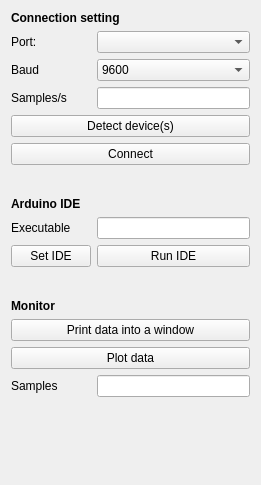
Before: the Qt Designer form ArduinoConnect/Resources/UI/ArduinoConnect.ui in pzaffino/SlicerArduinoController, drawn with Qt 5.
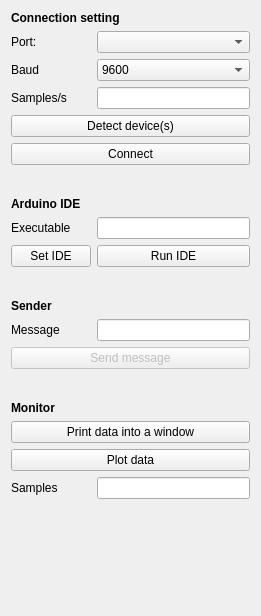
After: the same form once the commit is applied.

The edit to the form file:
```diff
--- a/ArduinoConnect/Resources/UI/ArduinoConnect.ui
+++ b/ArduinoConnect/Resources/UI/ArduinoConnect.ui
@@ -7,7 +7,7 @@
     <x>0</x>
     <y>0</y>
     <width>261</width>
-    <height>485</height>
+    <height>616</height>
    </rect>
   </property>
   <layout class="QFormLayout" name="formLayout">
@@ -144,7 +144,7 @@
      </property>
     </widget>
    </item>
-   <item row="15" column="0">
+   <item row="20" column="0">
     <widget class="QLabel" name="label">
      <property name="font">
       <font>
@@ -170,14 +170,14 @@
      </property>
     </spacer>
    </item>
-   <item row="16" column="0" colspan="2">
+   <item row="21" column="0" colspan="2">
     <widget class="QPushButton" name="monitorButton">
      <property name="text">
       <string>Print data into a window</string>
      </property>
     </widget>
    </item>
-   <item row="17" column="0" colspan="2">
+   <item row="22" column="0" colspan="2">
     <widget class="QPushButton" name="plotterButton">
      <property name="text">
       <string>Plot data</string>
@@ -187,14 +187,14 @@
      </property>
     </widget>
    </item>
-   <item row="18" column="0">
+   <item row="23" column="0">
     <widget class="QLabel" name="labelSamples">
      <property name="text">
       <string>Samples</string>
      </property>
     </widget>
    </item>
-   <item row="18" column="1">
+   <item row="23" column="1">
     <widget class="QLineEdit" name="samplesToPlotText">
      <property name="layoutDirection">
       <enum>Qt::LeftToRight</enum>
@@ -221,6 +221,56 @@
      </property>
     </widget>
    </item>
+   <item row="18" column="0" colspan="2">
+    <spacer name="horizontalSpacer_2">
+     <property name="orientation">
+      <enum>Qt::Horizontal</enum>
+     </property>
+     <property name="sizeHint" stdset="0">
+      <size>
+       <width>40</width>
+       <height>20</height>
+      </size>
+     </property>
+    </spacer>
+   </item>
+   <item row="15" column="0">
+    <widget class="QLabel" name="senderLabel">
+     <property name="font">
+      <font>
+       <weight>75</weight>
+       <bold>true</bold>
+      </font>
+     </property>
+     <property name="text">
+      <string>Sender</string>
+     </property>
+    </widget>
+   </item>
+   <item row="16" column="1">
+    <widget class="QLineEdit" name="messageText">
+     <property name="alignment">
+      <set>Qt::AlignRight|Qt::AlignTrailing|Qt::AlignVCenter</set>
+     </property>
+    </widget>
+   </item>
+   <item row="17" column="0" colspan="2">
+    <widget class="QPushButton" name="sendButton">
+     <property name="enabled">
+      <bool>false</bool>
+     </property>
+     <property name="text">
+      <string>Send message</string>
+     </property>
+    </widget>
+   </item>
+   <item row="16" column="0">
+    <widget class="QLabel" name="label_2">
+     <property name="text">
+      <string>Message</string>
+     </property>
+    </widget>
+   </item>
   </layout>
  </widget>
  <resources/>
```
